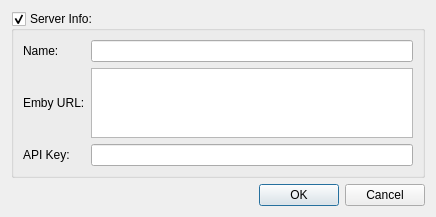
Above: UI/EditServerDlg.ui from towel42-com/EmbySync before the change. Below: the same form after it.
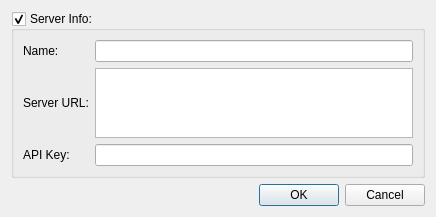
That is the form after the change. Custom widgets are drawn as their Qt base class.

Commit message: Support for Search Servers being a setting

```diff
--- a/UI/EditServerDlg.ui
+++ b/UI/EditServerDlg.ui
@@ -56,7 +56,7 @@
       <item row="1" column="0">
        <widget class="QLabel" name="label_3">
         <property name="text">
-         <string>Emby URL:</string>
+         <string>Server URL:</string>
         </property>
        </widget>
       </item>
```
Left out of the diff: 2 changed lines with no effect on the pictures. The commit also changes 17 other files.
